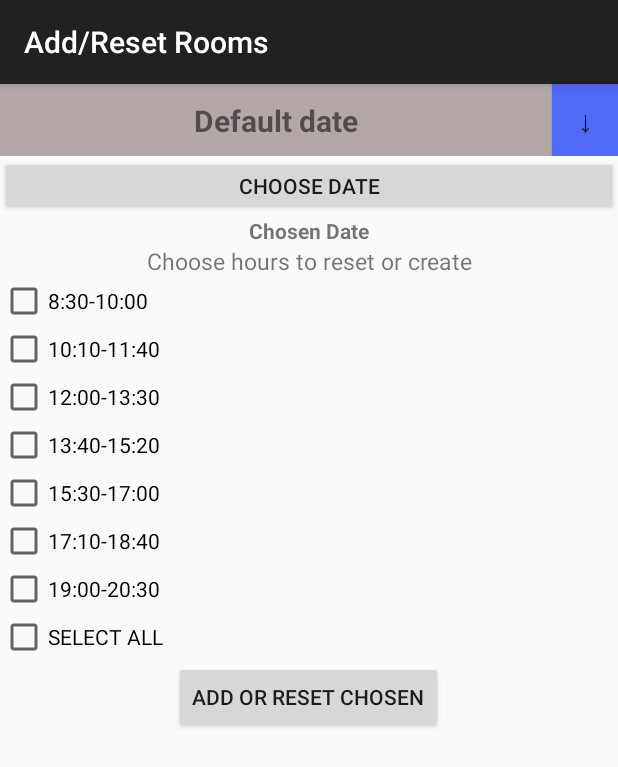
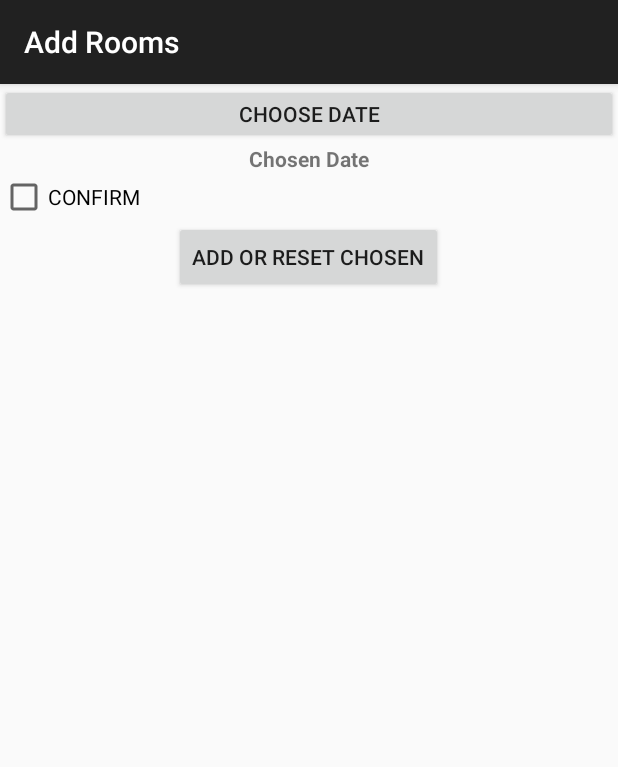
Before and after one commit to Plastuszko/Projekt_licencjacki, an Android app: the add_new_rooms screen opened directly, with no data from a screen before it, on a phone screen of 412 x 824 dp. Shown: the top 767 px of the screen. Run offline under Robolectric (Android 15) with nearby library versions, the phone set to English and light mode, and no system bars; our stand-ins replace Firebase (no records; nobody signed in at launch, a user with empty details on screens opened directly).

Commit message:
change add rooms

```diff
--- a/app/src/main/AndroidManifest.xml
+++ b/app/src/main/AndroidManifest.xml
@@ -57,7 +57,7 @@
             android:screenOrientation="portrait"
             android:name=".add_new_rooms"
             android:theme="@style/Theme.AppCompat.Light.DarkActionBar"
-            android:label="Add/Reset Rooms"
+            android:label="Add Rooms"
             android:exported="false"
 
             />
--- a/app/src/main/java/com/example/projekt_licencjacki/list_of_rooms_user_profile.kt
+++ b/app/src/main/java/com/example/projekt_licencjacki/list_of_rooms_user_profile.kt
@@ -122,11 +122,11 @@ class list_of_rooms_user_profile: AppCompatActivity(), DatePickerDialog.OnDateSe
             if(binding.buttonHourMenu.isVisible==true&&binding.chooseDateButton.isVisible==true){
                 binding.buttonHourMenu.isVisible=false
                 binding.chooseDateButton.isVisible=false
-                binding.hideHourButton.text="↑"
+                binding.hideHourButton.text="↓"
             }else{
                 binding.buttonHourMenu.isVisible=true
                 binding.chooseDateButton.isVisible=true
-                binding.hideHourButton.text="↓"
+                binding.hideHourButton.text="↑"
             }
 
         }
--- a/app/src/main/res/layout/add_new_rooms.xml
+++ b/app/src/main/res/layout/add_new_rooms.xml
@@ -11,32 +11,7 @@
         android:layout_width="match_parent"
         android:layout_height="wrap_content"
         android:background="@color/grey"
-        android:orientation="horizontal">
-
-        <TextView
-            android:id="@+id/display_date"
-            android:layout_width="match_parent"
-            android:layout_height="wrap_content"
-            android:layout_weight="1"
-            android:text="Default date"
-            android:textAlignment="center"
-            android:textSize="20dp"
-            android:textStyle="bold" />
-
-        <Button
-            android:id="@+id/hide_hour_button"
-            android:layout_width="wrap_content"
-            android:layout_height="wrap_content"
-            android:layout_weight="1"
-            android:background="@drawable/button_shape"
-            android:paddingLeft="0dp"
-            android:paddingTop="0dp"
-            android:paddingRight="0dp"
-            android:paddingBottom="0dp"
-            android:text="↓"
-            android:textSize="20dp" />
-
-    </LinearLayout>
+        android:orientation="horizontal"/>
     <Button
         android:id="@+id/choose_date_button"
         android:layout_width="match_parent"
@@ -56,57 +31,17 @@
         android:orientation="vertical"
         android:visibility="visible"
         >
-        <TextView
-            android:layout_width="match_parent"
-            android:layout_height="wrap_content"
-            android:text="Choose hours to reset or create"
-            android:textSize="15dp"
-            android:textAlignment="center"/>
+
         <LinearLayout
             android:layout_width="match_parent"
             android:layout_height="wrap_content"
             android:orientation="vertical">
 
             <CheckBox
-                android:id="@+id/checkbox_hour1"
-                android:layout_width="wrap_content"
-                android:layout_height="wrap_content"
-                android:text="8:30-10:00" />
-            <CheckBox
-                android:id="@+id/checkbox_hour2"
-                android:layout_width="wrap_content"
-                android:layout_height="wrap_content"
-                android:text="10:10-11:40"/>
-            <CheckBox
-                android:id="@+id/checkbox_hour3"
-                android:layout_width="wrap_content"
-                android:layout_height="wrap_content"
-                android:text="12:00-13:30"/>
-            <CheckBox
-                android:id="@+id/checkbox_hour4"
-                android:layout_width="wrap_content"
-                android:layout_height="wrap_content"
-                android:text="13:40-15:20"/>
-            <CheckBox
-                android:id="@+id/checkbox_hour5"
-                android:layout_width="wrap_content"
-                android:layout_height="wrap_content"
-                android:text="15:30-17:00"/>
-            <CheckBox
-                android:id="@+id/checkbox_hour6"
-                android:layout_width="wrap_content"
-                android:layout_height="wrap_content"
-                android:text="17:10-18:40"/>
-            <CheckBox
-                android:id="@+id/checkbox_hour7"
-                android:layout_width="wrap_content"
-                android:layout_height="wrap_content"
-                android:text="19:00-20:30"/>
-            <CheckBox
                 android:id="@+id/checkbox_all"
                 android:layout_width="wrap_content"
                 android:layout_height="wrap_content"
-                android:text="SELECT ALL"/>
+                android:text="CONFIRM"/>
 
         </LinearLayout>
 
--- a/app/src/main/res/menu/menu_details.xml
+++ b/app/src/main/res/menu/menu_details.xml
@@ -16,7 +16,7 @@
         />
     <item
         android:id="@+id/add_reset_rooms_menu_button"
-        android:title="Add/Reset rooms"
+        android:title="Add rooms"
         android:visible="false"
         />
     <item
```
Also changed, not shown: app/src/main/java/com/example/projekt_licencjacki/add_new_rooms.kt (+45 -117 lines), app/src/main/java/com/example/projekt_licencjacki/list_of_rooms.kt (+5 -2 lines).
